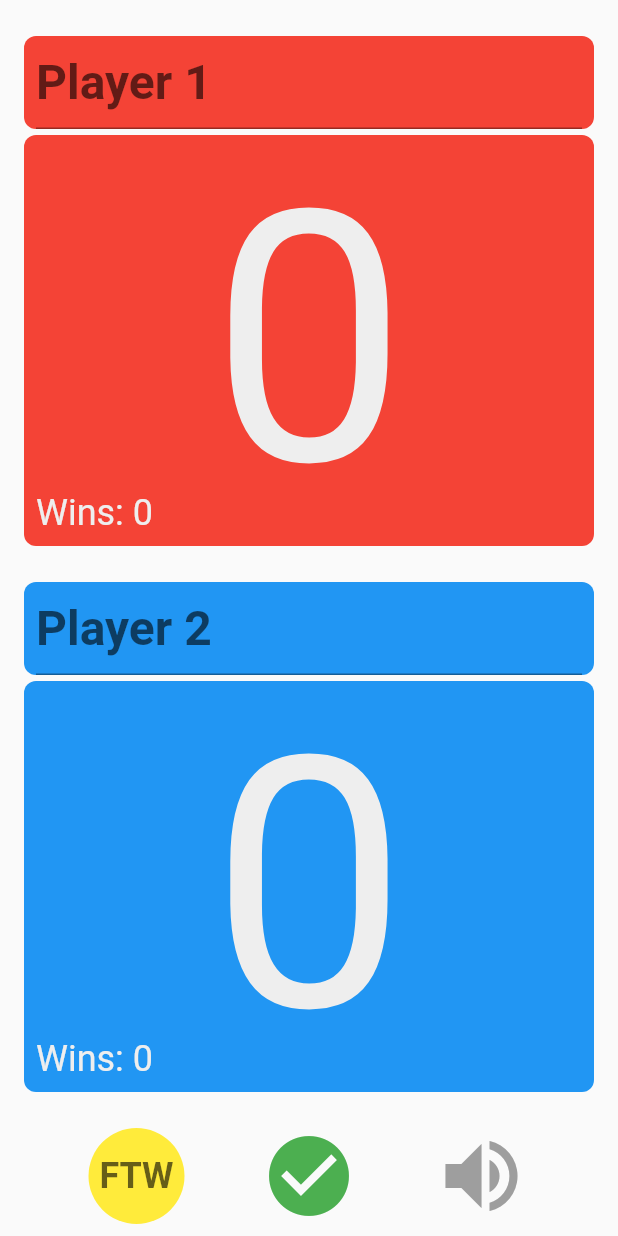
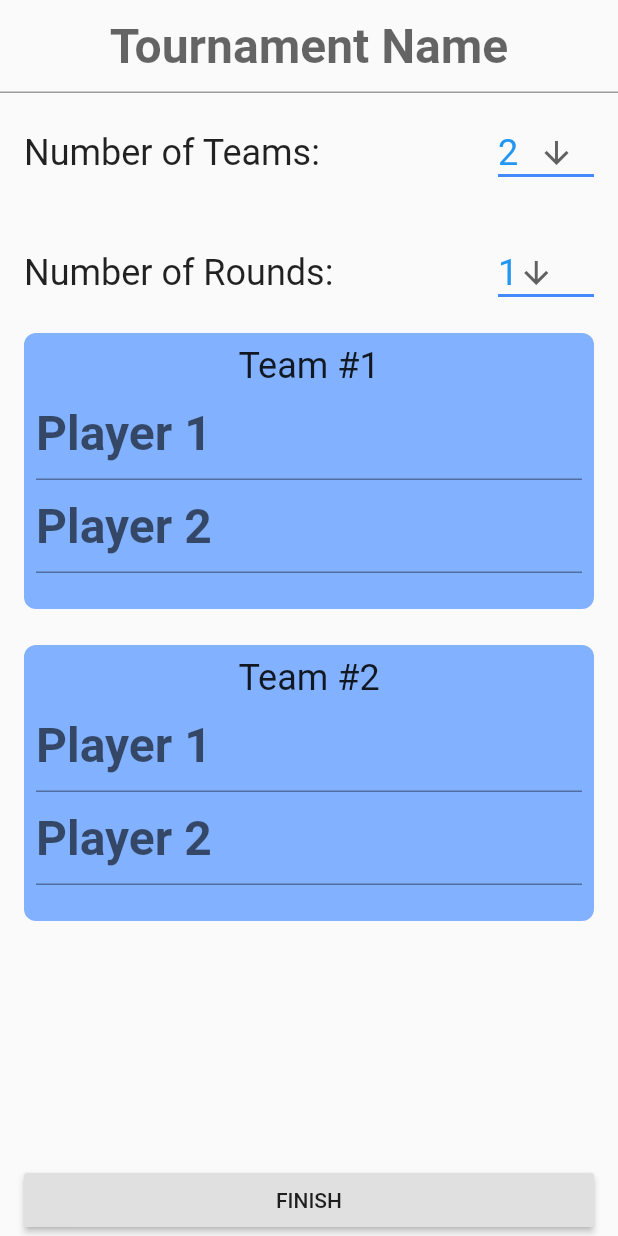
Before and after one commit to NickalasB/smack_talking_scoreboard, a Flutter app: the screen it shows after launch, after a tap on "Tournament", on a phone screen of 412 x 824 dp. Run offline on Flutter 3.47's test engine with Material 2 defaults, Android fonts, the phone set to English and light mode, and no system bars; our stand-ins replace flutter_tts.

Commit message:
MVP-4: First crack at a tournament menu screen

```diff
--- a/lib/main.dart
+++ b/lib/main.dart
@@ -1,5 +1,6 @@
 import 'package:flutter/material.dart';
 import 'package:smack_talking_scoreboard/scoreboard.dart';
+import 'package:smack_talking_scoreboard/tournament_menu.dart';
 
 import 'main_menu.dart';
 
@@ -13,6 +14,7 @@ class SmackTalkingScoreboard extends StatelessWidget {
       routes: {
         MainMenuScreen.id: (context) => const MainMenuScreen(),
         Scoreboard.id: (context) => const Scoreboard(),
+        TournamentMenu.id: (context) => const TournamentMenu(),
       },
       debugShowCheckedModeBanner: false,
     );
--- a/lib/main_menu.dart
+++ b/lib/main_menu.dart
@@ -1,8 +1,8 @@
 import 'package:flutter/cupertino.dart';
 import 'package:flutter/material.dart';
-import 'package:flutter/services.dart';
 import 'package:smack_talking_scoreboard/scoreboard.dart';
 import 'package:smack_talking_scoreboard/strings.dart' as strings;
+import 'package:smack_talking_scoreboard/tournament_menu.dart';
 
 class MainMenuScreen extends StatefulWidget {
   static const String id = 'main_menu';
@@ -14,16 +14,6 @@ class MainMenuScreen extends StatefulWidget {
 }
 
 class _MainMenuScreenState extends State<MainMenuScreen> {
-  @override
-  void initState() {
-    super.initState();
-//    SystemChrome.setPreferredOrientations([
-//      DeviceOrientation.portraitDown,
-//      DeviceOrientation.portraitUp,
-//    ]);
-    SystemChrome.setEnabledSystemUIOverlays(SystemUiOverlay.values);
-  }
-
   @override
   Widget build(BuildContext context) {
     return Scaffold(
@@ -44,10 +34,12 @@ class _MainMenuScreenState extends State<MainMenuScreen> {
                 crossAxisAlignment: CrossAxisAlignment.stretch,
                 children: [
                   Expanded(
-                    child: GameButton(strings.singleGameLabel, Colors.red),
+                    child: GameButton(
+                        strings.singleGameLabel, Colors.red, Scoreboard.id),
                   ),
                   Expanded(
-                    child: GameButton(strings.tournamentLabel, Colors.blue),
+                    child: GameButton(strings.tournamentLabel, Colors.blue,
+                        TournamentMenu.id),
                   ),
                 ],
               ),
@@ -65,17 +57,18 @@ class _MainMenuScreenState extends State<MainMenuScreen> {
 }
 
 class GameButton extends StatelessWidget {
-  const GameButton(this.label, this.color);
+  const GameButton(this.label, this.color, this.routeId);
 
   final String label;
   final Color color;
+  final String routeId;
 
   @override
   Widget build(BuildContext context) {
     return Padding(
       padding: EdgeInsets.all(16),
       child: RaisedButton(
-        onPressed: () => Navigator.pushNamed(context, Scoreboard.id),
+        onPressed: () => Navigator.pushNamed(context, routeId),
         elevation: 4,
         child: Text(
           label,
--- a/lib/strings.dart
+++ b/lib/strings.dart
@@ -6,6 +6,12 @@ const String player1 = 'Player 1';
 const String player2 = 'Player 2';
 const String forTheWin = 'FTW';
 const String wins = 'Wins: ';
+
+const String finish = 'FINISH';
+const String numberOfTeams = 'Number of Teams: ';
+const String numberOfRounds = 'Number of Rounds: ';
+const String tournamentName = 'Tournament Name';
+const String teamNumber = 'Team #';
 
 List<String> standardInsults(String playerToInsult) {
   List<String> insultList = [
--- /dev/null
+++ b/lib/team_card.dart
@@ -0,0 +1,59 @@
+import 'package:flutter/cupertino.dart';
+import 'package:flutter/material.dart';
+import 'package:smack_talking_scoreboard/strings.dart' as strings;
+
+class TeamCard extends StatelessWidget {
+  const TeamCard(this.teamNumber);
+
+  final int teamNumber;
+
+  @override
+  Widget build(BuildContext context) {
+    return Padding(
+      padding: const EdgeInsets.symmetric(horizontal: 16.0),
+      child: Column(
+        children: <Widget>[
+          Container(
+            decoration: BoxDecoration(
+                borderRadius: BorderRadius.all(Radius.circular(8)),
+                color: Colors.blueAccent[100]),
+            padding: EdgeInsets.symmetric(horizontal: 8),
+            child: Column(
+              children: <Widget>[
+                SizedBox(height: 8),
+                Text(
+                  '${strings.teamNumber}$teamNumber',
+                  style: TextStyle(fontSize: 24),
+                ),
+                TextField(
+                  showCursor: true,
+                  textCapitalization: TextCapitalization.words,
+                  onChanged: null,
+                  decoration: InputDecoration(hintText: strings.player1),
+                  style: TextStyle(
+                    fontWeight: FontWeight.bold,
+                    fontSize: 32,
+                  ),
+                  textAlign: TextAlign.start,
+                ),
+                TextField(
+                  showCursor: true,
+                  textCapitalization: TextCapitalization.words,
+                  onChanged: null,
+                  decoration: InputDecoration(hintText: strings.player2),
+                  style: TextStyle(
+                    fontWeight: FontWeight.bold,
+                    fontSize: 32,
+                  ),
+                  textAlign: TextAlign.start,
+                ),
+                SizedBox(height: 24)
+              ],
+            ),
+          ),
+          SizedBox(height: 24)
+        ],
+      ),
+    );
+  }
+}
--- /dev/null
+++ b/lib/tournament_menu.dart
@@ -0,0 +1,142 @@
+import 'package:flutter/cupertino.dart';
+import 'package:flutter/material.dart';
+import 'package:smack_talking_scoreboard/strings.dart' as strings;
+import 'package:smack_talking_scoreboard/team_card.dart';
+
+class TournamentMenu extends StatefulWidget {
+  static const String id = 'tournamentMenu';
+
+  const TournamentMenu();
+
+  @override
+  _TournamentMenuState createState() => _TournamentMenuState();
+}
+
+class _TournamentMenuState extends State<TournamentMenu> {
+  int teamCountValue = 2;
+  int roundCountValue = 1;
+
+  @override
+  Widget build(BuildContext context) {
+    return SafeArea(
+      child: Scaffold(
+        body: Column(
+          children: <Widget>[
+            TextField(
+              showCursor: true,
+              textCapitalization: TextCapitalization.words,
+              onChanged: null,
+              decoration: InputDecoration(hintText: strings.tournamentName),
+              style: TextStyle(
+                fontWeight: FontWeight.bold,
+                fontSize: 32,
+              ),
+              textAlign: TextAlign.center,
+            ),
+            Padding(
+              padding: const EdgeInsets.all(16.0),
+              child: Row(
+                mainAxisAlignment: MainAxisAlignment.spaceBetween,
+                children: [
+                  Text(
+                    strings.numberOfTeams,
+                    style: TextStyle(fontSize: 24),
+                  ),
+                  Container(
+                    width: 64,
+                    child: DropdownButton<dynamic>(
+                      value: teamCountValue,
+                      icon: Icon(Icons.arrow_downward),
+                      iconSize: 24,
+                      elevation: 16,
+                      style: TextStyle(color: Colors.blue),
+                      underline: Container(
+                        height: 2,
+                        color: Colors.blueAccent,
+                      ),
+                      onChanged: (dynamic newValue) {
+                        setState(() {
+                          teamCountValue = newValue;
+                        });
+                      },
+                      items: getDropdownItems([2, 4, 6, 8, 10, 12, 14, 16]),
+                    ),
+                  ),
+                ],
+              ),
+            ),
+            Padding(
+              padding: const EdgeInsets.all(16.0),
+              child: Row(
+                mainAxisAlignment: MainAxisAlignment.spaceBetween,
+                children: [
+                  Text(
+                    strings.numberOfRounds,
+                    style: TextStyle(fontSize: 24),
+                  ),
+                  Container(
+                    width: 64,
+                    child: DropdownButton<dynamic>(
+                      value: roundCountValue,
+                      icon: Icon(Icons.arrow_downward),
+                      iconSize: 24,
+                      elevation: 16,
+                      style: TextStyle(color: Colors.blue),
+                      underline: Container(
+                        height: 2,
+                        color: Colors.blueAccent,
+                      ),
+                      onChanged: (dynamic newValue) {
+                        setState(() {
+                          roundCountValue = newValue;
+                        });
+                      },
+                      items: getDropdownItems([1, 2, 3, 4, 5, 6]),
+                    ),
+                  ),
+                ],
+              ),
+            ),
+            Expanded(
+              child: SingleChildScrollView(
+                child: Column(
+                  children: <Widget>[
+                    ...getTeamWidgets(teamCountValue),
+                  ],
+                ),
+              ),
+            ),
+            Container(
+              width: double.infinity,
+              padding: EdgeInsets.symmetric(horizontal: 16),
+              child: RaisedButton(
+                onPressed: () {
+                  Navigator.of(context).pop();
+                },
+                child: Text(strings.finish),
+              ),
+            ),
+          ],
+        ),
+      ),
+    );
+  }
+
+  List<Widget> getTeamWidgets(int listSize) {
+    return List.generate(listSize, (i) {
+      return TeamCard(i + 1);
+    });
+  }
+
+  List<dynamic> getDropdownItems(List<dynamic> list) {
+    return list.map<DropdownMenuItem<dynamic>>((dynamic value) {
+      return DropdownMenuItem<dynamic>(
+        value: value,
+        child: Text(
+          value.toString(),
+          style: TextStyle(fontSize: 24),
+        ),
+      );
+    }).toList();
+  }
+}
--- a/pubspec.yaml
+++ b/pubspec.yaml
@@ -4,7 +4,7 @@ description: A new Flutter application.
 version: 1.0.0+1
 
 environment:
-  sdk: ">=2.1.0 <3.0.0"
+  sdk: ">=2.2.2 <3.0.0"
 
 dependencies:
   flutter:
```
